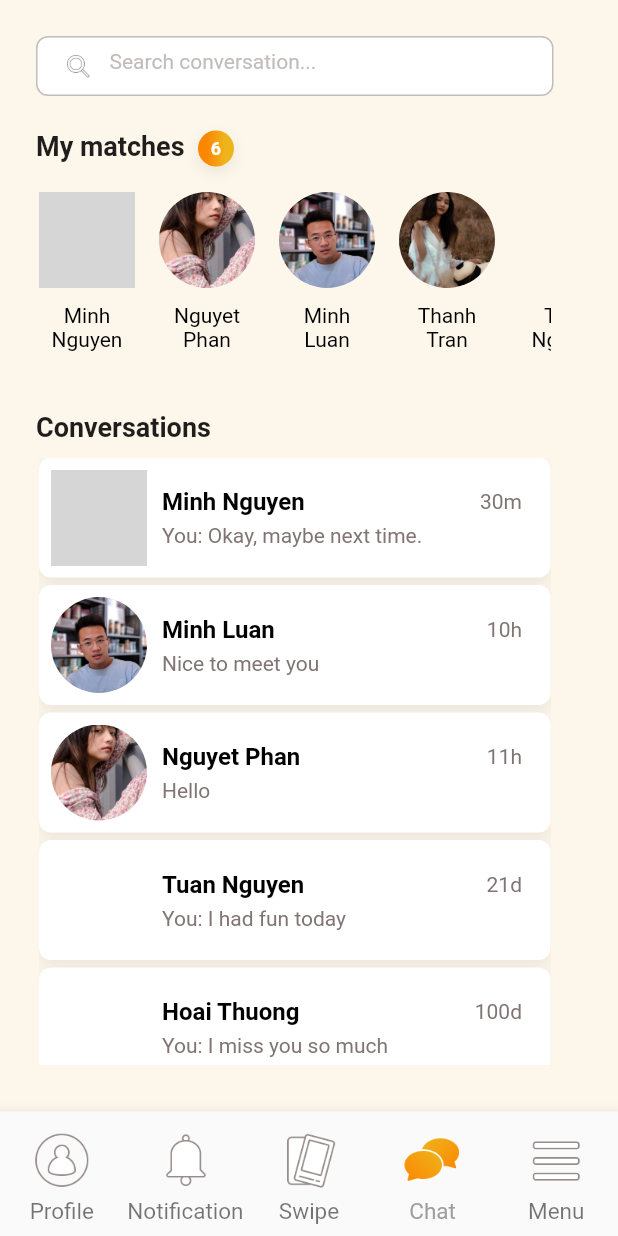
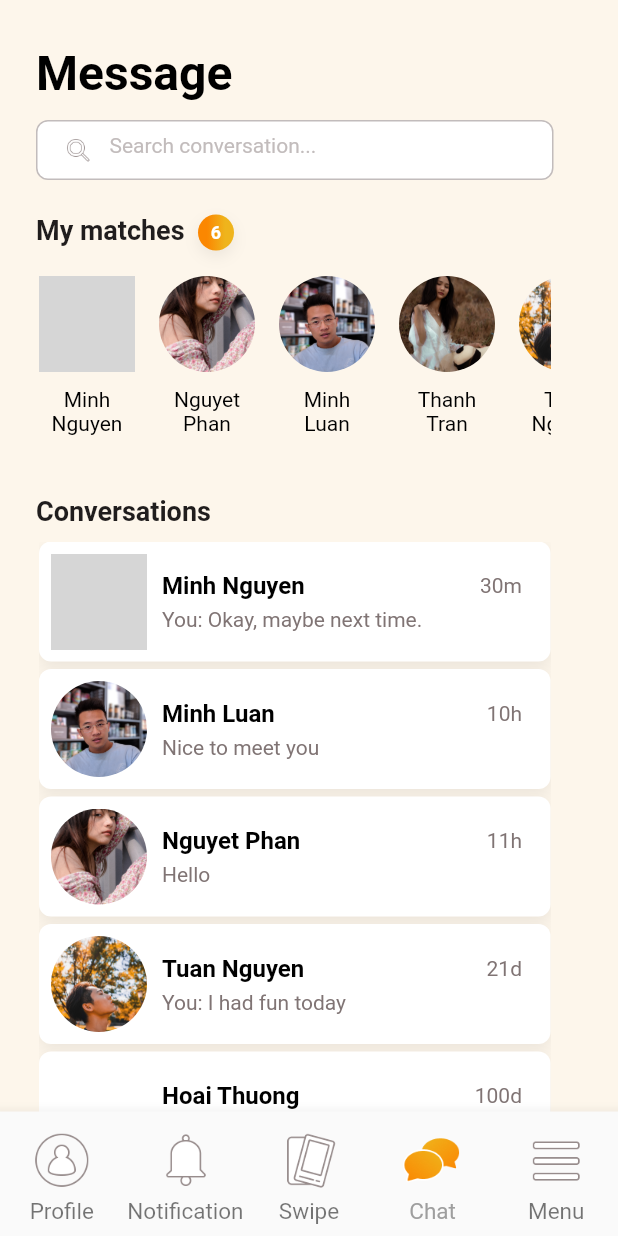
Before and after one commit to PhatDinh/Recontre-App, a Flutter app: the RootScreen screen opened directly, item 4 of the bottom bar chosen, on a phone screen of 412 x 824 dp. Run offline on Flutter 3.47's test engine with Material 2 defaults, Android fonts, the phone set to English and light mode, and no system bars; our stand-ins replace carousel_slider, dotted_border, get, google_fonts, swipe_cards; grey boxes are pictures that could not be loaded.

Commit message:
Update messageList_screen.dart

```diff
--- a/lib/screens/messageList_screen.dart
+++ b/lib/screens/messageList_screen.dart
@@ -155,9 +155,22 @@
           color: Color.fromRGBO(253, 246, 235, 1),
         ),
         child: Stack(children: <Widget>[
+          const Positioned(
+              top: 30,
+              left: 24,
+              child: Text('Message',
+                  textAlign: TextAlign.left,
+                  style: TextStyle(
+                    decoration: TextDecoration.none,
+                    color: Color.fromRGBO(0, 0, 0, 1),
+                    fontFamily: 'Roboto',
+                    fontSize: 32,
+                    fontWeight: FontWeight.bold,
+                  ))),
+
           // Search box
           Positioned(
-              top: 24,
+              top: 80,
               left: 24,
               child: Container(
                 height: 40,
@@ -223,7 +236,7 @@
 
           // 'My matches' text
           const Positioned(
-              top: 90,
+              top: 146,
               left: 24,
               child: Text(
                 'My matches',
@@ -241,7 +254,7 @@
 
           // Orange circle
           Positioned(
-              top: 87,
+              top: 143,
               left: 132,
               child: Container(
                   width: 24,
@@ -288,7 +301,7 @@
 
           // Matched people's avatars
           Positioned(
-              top: 126,
+              top: 182,
               left: 24,
               child: Container(
                 width: 345,
@@ -339,7 +352,7 @@
 
           // 'Conversation' text
           const Positioned(
-              top: 277,
+              top: 333,
               left: 24,
               child: Text(
                 'Conversations',
@@ -357,7 +370,7 @@
 
           // Chat list
           Positioned(
-            top: 303,
+            top: 359,
             left: 24,
             child: Container(
               width: 345,
```
